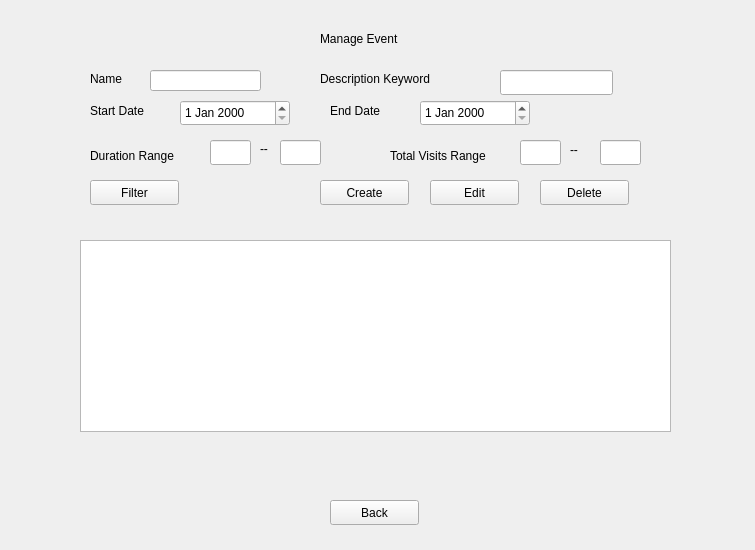
This is UIFiles/ManagerManageEvent.ui in Klin04/CS4400 as Qt 5 draws it before an edit. The edited form follows.
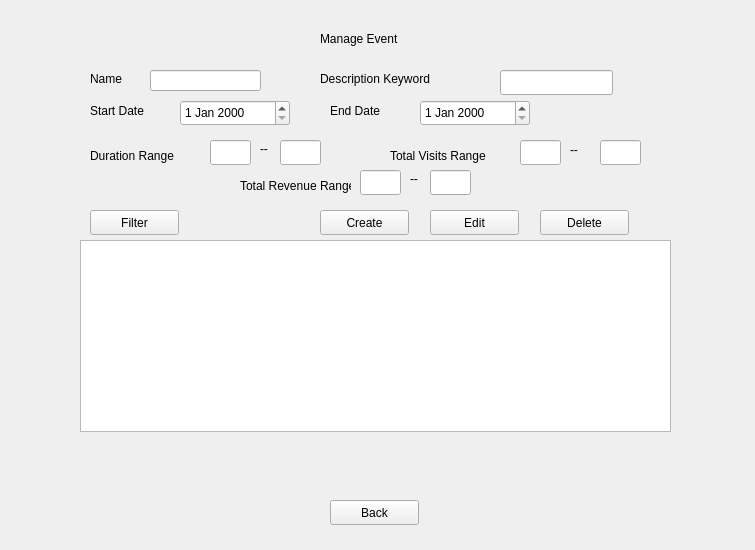
This is the edited form.

Diff of the .ui file:
```diff
--- a/UIFiles/ManagerManageEvent.ui
+++ b/UIFiles/ManagerManageEvent.ui
@@ -128,7 +128,7 @@
    <property name="geometry">
     <rect>
      <x>430</x>
-     <y>180</y>
+     <y>210</y>
      <width>89</width>
      <height>25</height>
     </rect>
@@ -141,7 +141,7 @@
    <property name="geometry">
     <rect>
      <x>540</x>
-     <y>180</y>
+     <y>210</y>
      <width>89</width>
      <height>25</height>
     </rect>
@@ -154,7 +154,7 @@
    <property name="geometry">
     <rect>
      <x>320</x>
-     <y>180</y>
+     <y>210</y>
      <width>89</width>
      <height>25</height>
     </rect>
@@ -167,7 +167,7 @@
    <property name="geometry">
     <rect>
      <x>90</x>
-     <y>180</y>
+     <y>210</y>
      <width>89</width>
      <height>25</height>
     </rect>
@@ -303,6 +303,58 @@
     </rect>
    </property>
   </widget>
+  <widget class="QLabel" name="label_10">
+   <property name="geometry">
+    <rect>
+     <x>410</x>
+     <y>170</y>
+     <width>21</width>
+     <height>17</height>
+    </rect>
+   </property>
+   <property name="text">
+    <string>--</string>
+   </property>
+  </widget>
+  <widget class="QLineEdit" name="lineEdit_7">
+   <property name="geometry">
+    <rect>
+     <x>430</x>
+     <y>170</y>
+     <width>41</width>
+     <height>25</height>
+    </rect>
+   </property>
+   <property name="text">
+    <string/>
+   </property>
+  </widget>
+  <widget class="QLabel" name="label_11">
+   <property name="geometry">
+    <rect>
+     <x>240</x>
+     <y>170</y>
+     <width>111</width>
+     <height>31</height>
+    </rect>
+   </property>
+   <property name="text">
+    <string>Total Revenue Range</string>
+   </property>
+  </widget>
+  <widget class="QLineEdit" name="lineEdit_8">
+   <property name="geometry">
+    <rect>
+     <x>360</x>
+     <y>170</y>
+     <width>41</width>
+     <height>25</height>
+    </rect>
+   </property>
+   <property name="text">
+    <string/>
+   </property>
+  </widget>
  </widget>
  <resources/>
  <connections/>
```
